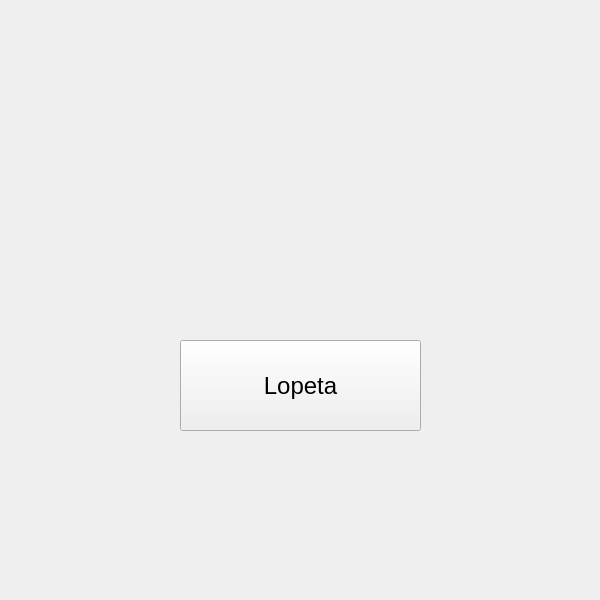
Above: PankkiProjekti/nostoonnistui.ui from tvt20kmo-ohjelmistokehitysprojekti/Group8 before the change. Below: the same form after it.
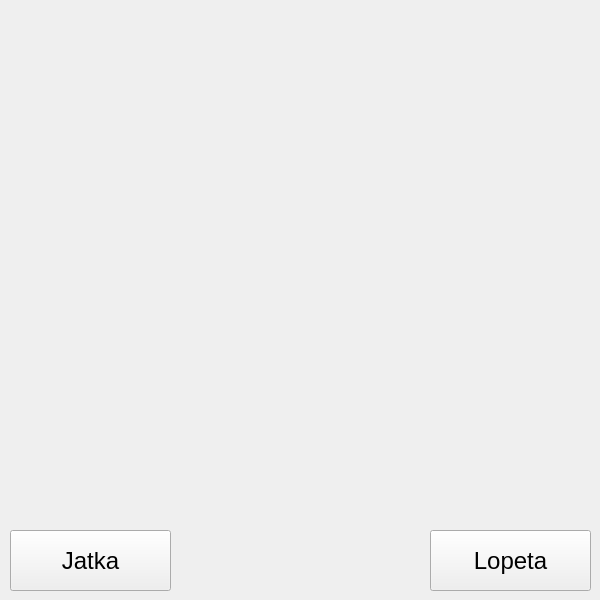
That is the form after the change.

```diff
--- a/PankkiProjekti/nostoonnistui.ui
+++ b/PankkiProjekti/nostoonnistui.ui
@@ -34,10 +34,10 @@
   <widget class="QPushButton" name="btnLopeta">
    <property name="geometry">
     <rect>
-     <x>180</x>
-     <y>340</y>
-     <width>241</width>
-     <height>91</height>
+     <x>430</x>
+     <y>530</y>
+     <width>161</width>
+     <height>61</height>
     </rect>
    </property>
    <property name="font">
@@ -49,6 +49,24 @@
     <string>Lopeta</string>
    </property>
   </widget>
+  <widget class="QPushButton" name="btnPeruuta">
+   <property name="geometry">
+    <rect>
+     <x>10</x>
+     <y>530</y>
+     <width>161</width>
+     <height>61</height>
+    </rect>
+   </property>
+   <property name="font">
+    <font>
+     <pointsize>18</pointsize>
+    </font>
+   </property>
+   <property name="text">
+    <string>Jatka</string>
+   </property>
+  </widget>
  </widget>
  <resources/>
  <connections/>
```
